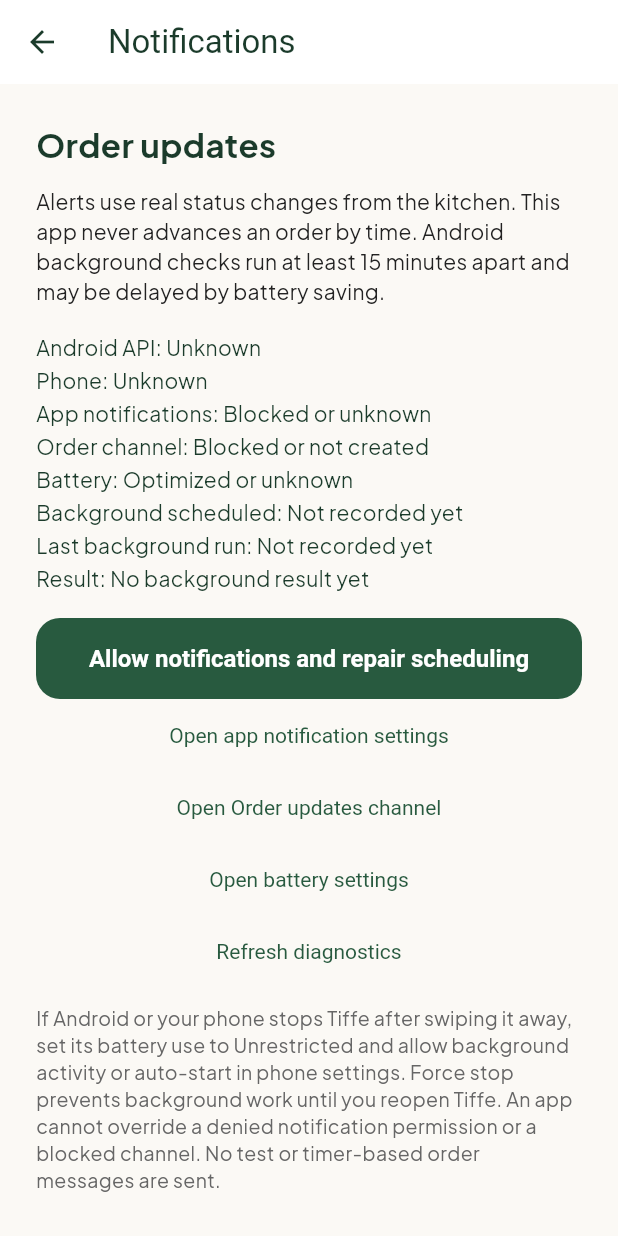
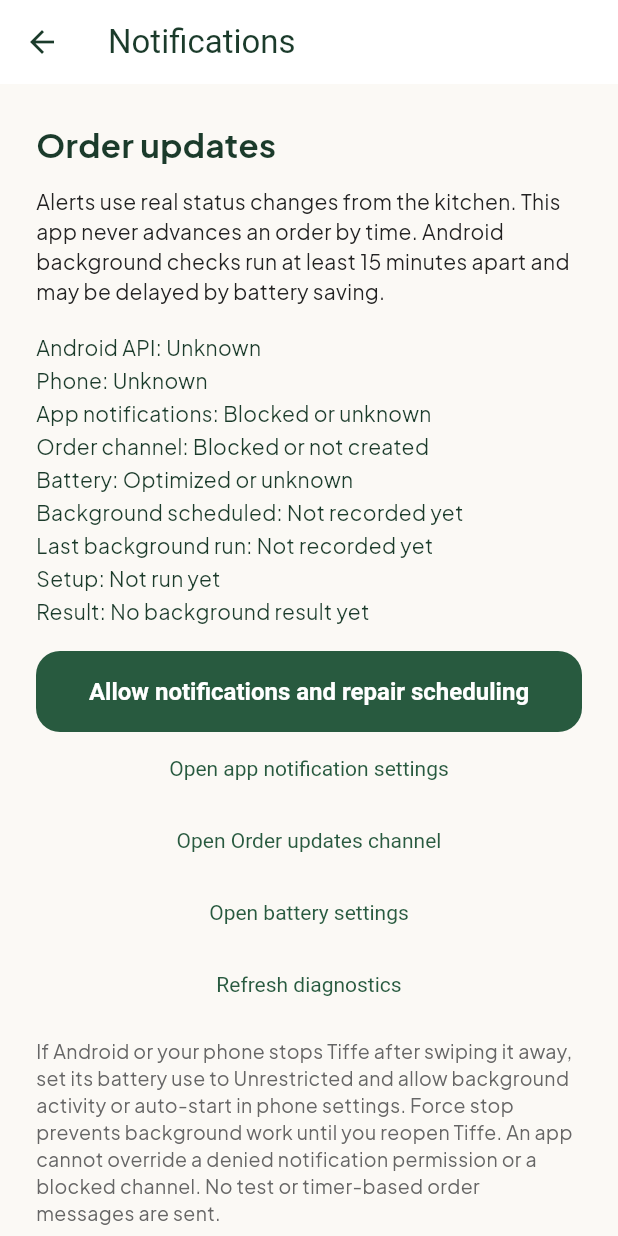
Before and after one commit to frances09f-lgtm/tiffe, a Flutter app: the NotificationSettingsPage screen opened directly, after a tap on "Open app notification settings", on a phone screen of 412 x 824 dp. Run offline on Flutter 3.47's test engine with Material 3 defaults, Android fonts, the phone set to English and light mode, and no system bars; our stand-ins replace flutter_local_notifications, flutter_map, latlong2, shared_preferences, supabase_flutter; missing offline and left inert: workmanager; accounts and stored records are empty.

Commit message:
Customer v52 checked source

```diff
--- a/lib/live/bug_report.dart
+++ b/lib/live/bug_report.dart
@@ -7,7 +7,7 @@ import 'package:shared_preferences/shared_preferences.dart';
 import 'package:supabase_flutter/supabase_flutter.dart';
 
 /// Keep in step with pubspec.yaml (a test checks this).
-const appVersion = '1.0.51+51';
+const appVersion = '1.0.52+52';
 
 /// Removes emails and phone numbers from text before it leaves the phone.
 String scrub(String s) => s
--- a/lib/live/notification_settings.dart
+++ b/lib/live/notification_settings.dart
@@ -17,6 +17,7 @@ class _NotificationSettingsPageState extends State<NotificationSettingsPage>
   static const channel = MethodChannel('tiffe/order_notification_settings');
   Map<dynamic, dynamic> device = {};
   String result = 'Checking…', scheduled = 'Unknown', lastRun = 'Not run yet';
+  String setup = 'Not run yet', statusError = '';
   bool busy = false;
   @override
   void initState() {
@@ -47,12 +48,17 @@ class _NotificationSettingsPageState extends State<NotificationSettingsPage>
     final prefs = await SharedPreferences.getInstance();
     await prefs.reload();
     Map<dynamic, dynamic> info = {};
+    String readError = '';
     try {
       info = await channel.invokeMethod<Map<dynamic, dynamic>>('status') ?? {};
-    } catch (_) {}
+    } catch (e) {
+      readError = orderAlertErrorDetail(e);
+    }
     if (!mounted) return;
     setState(() {
       device = info;
+      statusError = readError;
+      setup = prefs.getString('order_alert_setup_result') ?? 'Not run yet';
       result =
           prefs.getString('order_alert_last_result') ??
           'No background result yet';
@@ -66,7 +72,10 @@ class _NotificationSettingsPageState extends State<NotificationSettingsPage>
   Future<void> action(String method) async {
     try {
       await channel.invokeMethod<void>(method);
-    } catch (_) {}
+    } catch (e) {
+      if (mounted) setState(() => statusError = orderAlertErrorDetail(e));
+      return;
+    }
     await refresh();
   }
 
@@ -101,8 +110,8 @@ class _NotificationSettingsPageState extends State<NotificationSettingsPage>
           style: gText(14, c: GColors.charcoal, height: 1.4),
         ),
         const SizedBox(height: 16),
-        Text(
-          'Android API: ${device['sdk'] ?? 'Unknown'}\nPhone: ${device['manufacturer'] ?? 'Unknown'}\nApp notifications: ${device['enabled'] == true ? 'Allowed' : 'Blocked or unknown'}\nOrder channel: ${device['channelEnabled'] == true ? 'Allowed' : 'Blocked or not created'}\nBattery: ${device['batteryExempt'] == true ? 'Unrestricted' : 'Optimized or unknown'}\nBackground scheduled: $scheduled\nLast background run: $lastRun\nResult: $result',
+        SelectableText(
+          'Android API: ${device['sdk'] ?? 'Unknown'}\nPhone: ${device['manufacturer'] ?? 'Unknown'}\nApp notifications: ${device['enabled'] == true ? 'Allowed' : 'Blocked or unknown'}\nOrder channel: ${device['channelEnabled'] == true ? 'Allowed' : 'Blocked or not created'}\nBattery: ${device['batteryExempt'] == true ? 'Unrestricted' : 'Optimized or unknown'}\nBackground scheduled: $scheduled\nLast background run: $lastRun\nSetup: $setup\nResult: $result${statusError.isEmpty ? '' : '\nSettings read: $statusError'}',
           style: gText(14, c: GColors.ink, height: 1.6),
         ),
         const SizedBox(height: 16),
--- a/pubspec.yaml
+++ b/pubspec.yaml
@@ -16,7 +16,7 @@ publish_to: 'none' # Remove this line if you wish to publish to pub.dev
 # https://developer.apple.com/library/archive/documentation/General/Reference/InfoPlistKeyReference/Articles/CoreFoundationKeys.html
 # In Windows, build-name is used as the major, minor, and patch parts
 # of the product and file versions while build-number is used as the build suffix.
-version: 1.0.51+51
+version: 1.0.52+52
 
 environment:
   sdk: ^3.13.5
```
Also changed, not shown: lib/live/order_alerts.dart (+87 -15 lines), 3 other files.
